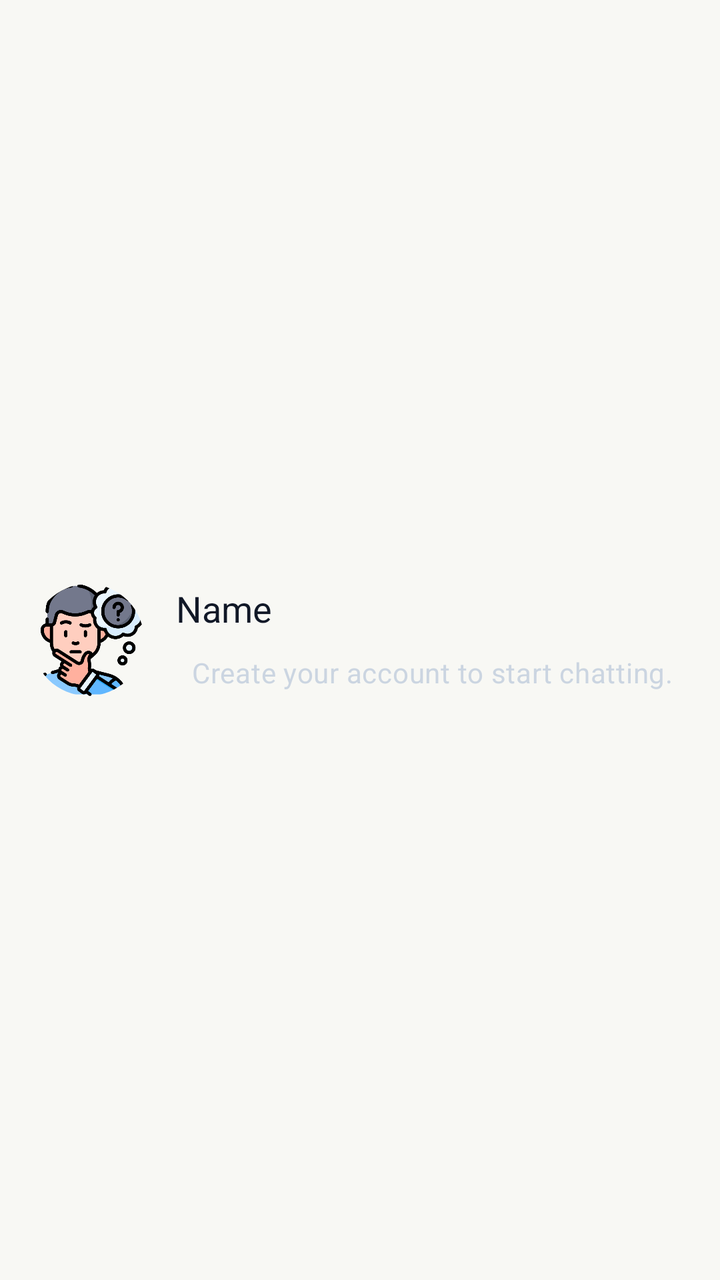
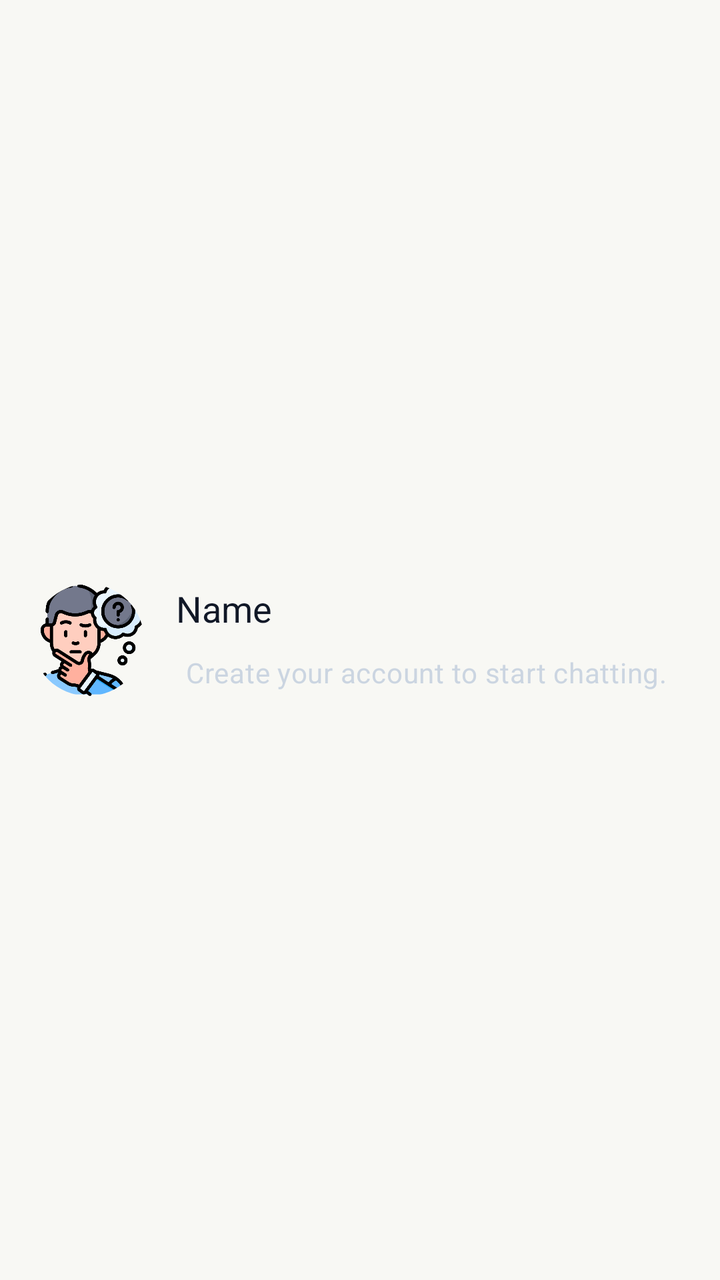

Compare the two renders of this Android layout. The source of the first and the diff that turns it into the second are given below.
<!-- AndroidManifest.xml: application theme Theme.ChatApp -->
<!-- res/layout/card_item_list_chat.xml -->
<?xml version="1.0" encoding="utf-8"?>
<androidx.constraintlayout.widget.ConstraintLayout
    android:foreground="?attr/selectableItemBackground"
    xmlns:android="http://schemas.android.com/apk/res/android"
    xmlns:app="http://schemas.android.com/apk/res-auto"

    android:layout_width="match_parent"
    android:layout_height="wrap_content"

   android:minHeight="70dp"

    android:paddingStart="@dimen/spacing_medium"
    android:paddingEnd="@dimen/spacing_medium"
    android:paddingTop="@dimen/spacing_small"
    android:paddingBottom="@dimen/spacing_small"
    android:background="?attr/selectableItemBackground"
    >

    <com.google.android.material.imageview.ShapeableImageView
        android:id="@+id/img_itemListChat_id"
        android:layout_width="@dimen/avatar_size"
        android:layout_height="@dimen/avatar_size"
        android:src="@drawable/ic_user_info"

        android:scaleType="centerCrop"
        app:shapeAppearanceOverlay="@style/ShapeAppearance.ChatAppCircle"


        app:layout_constraintStart_toStartOf="parent"
        app:layout_constraintTop_toTopOf="parent"
        app:layout_constraintBottom_toBottomOf="parent"
        />
    <TextView
        android:id="@+id/tv_name_itemListChat_Id"
        android:layout_width="0dp"
        android:layout_height="wrap_content"
        android:maxLines="1"
        android:ellipsize="end"

        android:textAlignment="viewStart"

        android:textColor="?attr/colorOnSurface"
        style="@style/TextAppearance.AppCompat.Medium"
        app:layout_constraintStart_toEndOf="@+id/img_itemListChat_id"

        android:text="@string/et_name"
        app:layout_constraintEnd_toStartOf="@+id/tv_Time_itemListChat_id"
        app:layout_constraintTop_toTopOf="@id/img_itemListChat_id"
        android:layout_marginStart="@dimen/spacing_medium"

        />
    <TextView
        android:id="@+id/tv_Time_itemListChat_id"
        android:layout_width="wrap_content"
        android:layout_height="wrap_content"
        android:textColor="?attr/colorOutline"
        style="@style/TextAppearance.ChatApp.Caption"
        app:layout_constraintTop_toTopOf="@id/tv_name_itemListChat_Id"
        app:layout_constraintEnd_toEndOf="parent"

        app:layout_constraintBottom_toBottomOf="@id/tv_name_itemListChat_Id"
        />
    <LinearLayout
        android:id="@+id/layout_lastMessageId"
        android:layout_width="0dp"
        android:layout_height="wrap_content"

        android:orientation="horizontal"
        android:gravity="center_vertical"
        app:layout_constraintStart_toStartOf="@+id/tv_name_itemListChat_Id"
        app:layout_constraintTop_toBottomOf="@+id/tv_name_itemListChat_Id"
        app:layout_constraintEnd_toStartOf="@+id/tv_unread_itemListChat_id"
        app:layout_constraintBottom_toBottomOf="@id/img_itemListChat_id"
        android:layout_marginTop="@dimen/spacing_small"
        >
        <TextView
            android:id="@+id/tv_status_itemListChat_id"
            android:layout_width="20dp"
            android:layout_height="20dp"
            android:visibility="gone"

            android:tint="?attr/colorPrimary"
            />
        <TextView
            android:id="@+id/tv_message_itemListChat_id"
            android:layout_width="wrap_content"
            android:layout_height="wrap_content"
            android:text="@string/create_account_description"
            android:maxLines="1"
            android:ellipsize="end"
            android:layout_marginStart="@dimen/spacing_small"
            android:textColor="?attr/colorOutline"
            style="@style/TextAppearance.ChatApp.Caption"
            />


    </LinearLayout>
    <TextView
        android:id="@+id/tv_unread_itemListChat_id"
        android:layout_width="24dp"
        android:layout_height="24dp"
        android:gravity="center"
        android:textColor="?colorOnPrimary"
        android:background="@drawable/bg_unread_badge"
        android:visibility="gone"
        android:textSize="12sp"
        app:layout_constraintEnd_toEndOf="parent"
        app:layout_constraintBottom_toBottomOf="parent"
        />
</androidx.constraintlayout.widget.ConstraintLayout>
<!-- resources referenced by this layout -->
<resources>
  <dimen name="avatar_size">56dp</dimen>
  <dimen name="spacing_medium">16dp</dimen>
  <dimen name="spacing_small">8dp</dimen>
  <!-- drawable bg_unread_badge (drawable) -->
  <?xml version="1.0" encoding="utf-8"?>
  <shape
      xmlns:android="http://schemas.android.com/apk/res/android">
      <corners android:radius="50dp" />
      <solid android:color="?attr/colorPrimary" />
  </shape>
  <!-- drawable ic_user_info: png bitmap (drawable, 59320 bytes) -->
  <string name="create_account_description">Create your account to start chatting.</string>
  <string name="et_name">Name</string>
  <style name="ShapeAppearance.ChatAppCircle" parent="ShapeAppearance.Material3.Corner.Full" />
  <style name="TextAppearance.ChatApp.Caption" parent="TextAppearance.Material3.BodyMedium" />
  <style name="Theme.ChatApp" parent="Base.Theme.ChatApp" />
  <style name="Base.Theme.ChatApp" parent="Theme.Material3.DayNight.NoActionBar">
  
          
          <item name="colorPrimary">
              @color/primary
          </item>
  
          <item name="colorOnPrimary">
              @color/on_primary
          </item>
  
  
          <item name="colorSecondary">
              @color/secondary
          </item>
  
          <item name="colorOnSecondary">
              @color/on_secondary
          </item>
  
  
          <item name="android:colorBackground">
              @color/background
          </item>
  
  
          <item name="colorSurface">
              @color/surface
          </item>
  
          <item name="colorOnSurface">
              @color/on_surface
          </item>
  
  
          <item name="colorError">
              @color/error
          </item>
  
          <item name="colorOnError">
              @color/on_error
          </item>
  
  
          <item name="colorOutline">
              @color/outline
          </item>
  
  
      </style>
  <color name="primary">#2563EB</color>
  <color name="on_primary">#FFFFFF</color>
  <color name="secondary">#38BDF8</color>
  <color name="on_secondary">#FFFFFF</color>
  <color name="background">#F8F8f4</color>
  <color name="surface">#FFFFFF</color>
  <color name="on_surface">#111827</color>
  <color name="error">#DC2626</color>
  <color name="on_error">#FFFFFF</color>
  <color name="outline">#CBD5E1</color>
</resources>

<!-- the commit's change to res/layout/card_item_list_chat.xml (unified diff, before → after) -->
@@ -1,54 +1,42 @@
 <?xml version="1.0" encoding="utf-8"?>
-<androidx.constraintlayout.widget.ConstraintLayout
-    android:foreground="?attr/selectableItemBackground"
+<androidx.constraintlayout.widget.ConstraintLayout android:foreground="?attr/selectableItemBackground"
     xmlns:android="http://schemas.android.com/apk/res/android"
     xmlns:app="http://schemas.android.com/apk/res-auto"
-
     android:layout_width="match_parent"
     android:layout_height="wrap_content"
-
-   android:minHeight="70dp"
-
+    android:minHeight="70dp"
     android:paddingStart="@dimen/spacing_medium"
     android:paddingEnd="@dimen/spacing_medium"
     android:paddingTop="@dimen/spacing_small"
     android:paddingBottom="@dimen/spacing_small"
-    android:background="?attr/selectableItemBackground"
-    >
+    android:background="?attr/selectableItemBackground">
 
     <com.google.android.material.imageview.ShapeableImageView
         android:id="@+id/img_itemListChat_id"
         android:layout_width="@dimen/avatar_size"
         android:layout_height="@dimen/avatar_size"
         android:src="@drawable/ic_user_info"
-
         android:scaleType="centerCrop"
         app:shapeAppearanceOverlay="@style/ShapeAppearance.ChatAppCircle"
-
-
         app:layout_constraintStart_toStartOf="parent"
         app:layout_constraintTop_toTopOf="parent"
-        app:layout_constraintBottom_toBottomOf="parent"
-        />
+        app:layout_constraintBottom_toBottomOf="parent" />
+
     <TextView
         android:id="@+id/tv_name_itemListChat_Id"
         android:layout_width="0dp"
         android:layout_height="wrap_content"
         android:maxLines="1"
         android:ellipsize="end"
-
         android:textAlignment="viewStart"
-
         android:textColor="?attr/colorOnSurface"
         style="@style/TextAppearance.AppCompat.Medium"
         app:layout_constraintStart_toEndOf="@+id/img_itemListChat_id"
-
         android:text="@string/et_name"
         app:layout_constraintEnd_toStartOf="@+id/tv_Time_itemListChat_id"
         app:layout_constraintTop_toTopOf="@id/img_itemListChat_id"
-        android:layout_marginStart="@dimen/spacing_medium"
+        android:layout_marginStart="@dimen/spacing_medium" />
 
-        />
     <TextView
         android:id="@+id/tv_Time_itemListChat_id"
         android:layout_width="wrap_content"
@@ -57,30 +45,30 @@
         style="@style/TextAppearance.ChatApp.Caption"
         app:layout_constraintTop_toTopOf="@id/tv_name_itemListChat_Id"
         app:layout_constraintEnd_toEndOf="parent"
+        app:layout_constraintBottom_toBottomOf="@id/tv_name_itemListChat_Id" />
 
-        app:layout_constraintBottom_toBottomOf="@id/tv_name_itemListChat_Id"
-        />
     <LinearLayout
         android:id="@+id/layout_lastMessageId"
         android:layout_width="0dp"
         android:layout_height="wrap_content"
-
         android:orientation="horizontal"
         android:gravity="center_vertical"
         app:layout_constraintStart_toStartOf="@+id/tv_name_itemListChat_Id"
         app:layout_constraintTop_toBottomOf="@+id/tv_name_itemListChat_Id"
         app:layout_constraintEnd_toStartOf="@+id/tv_unread_itemListChat_id"
         app:layout_constraintBottom_toBottomOf="@id/img_itemListChat_id"
-        android:layout_marginTop="@dimen/spacing_small"
-        >
+        android:layout_marginTop="@dimen/spacing_small">
+
         <TextView
             android:id="@+id/tv_status_itemListChat_id"
-            android:layout_width="20dp"
-            android:layout_height="20dp"
+            android:layout_width="wrap_content"
+            android:layout_height="wrap_content"
             android:visibility="gone"
+            android:text="✔✔✔"
+            android:textSize="11sp"
+            android:gravity="center"
+            android:tint="?attr/colorPrimary" />
 
-            android:tint="?attr/colorPrimary"
-            />
         <TextView
             android:id="@+id/tv_message_itemListChat_id"
             android:layout_width="wrap_content"
@@ -88,13 +76,11 @@
             android:text="@string/create_account_description"
             android:maxLines="1"
             android:ellipsize="end"
-            android:layout_marginStart="@dimen/spacing_small"
+            android:layout_marginStart="5dp"
             android:textColor="?attr/colorOutline"
-            style="@style/TextAppearance.ChatApp.Caption"
-            />
+            style="@style/TextAppearance.ChatApp.Caption" />
+    </LinearLayout>
 
-
-    </LinearLayout>
     <TextView
         android:id="@+id/tv_unread_itemListChat_id"
         android:layout_width="24dp"
@@ -105,6 +91,5 @@
         android:visibility="gone"
         android:textSize="12sp"
         app:layout_constraintEnd_toEndOf="parent"
-        app:layout_constraintBottom_toBottomOf="parent"
-        />
+        app:layout_constraintBottom_toBottomOf="parent" />
 </androidx.constraintlayout.widget.ConstraintLayout>
